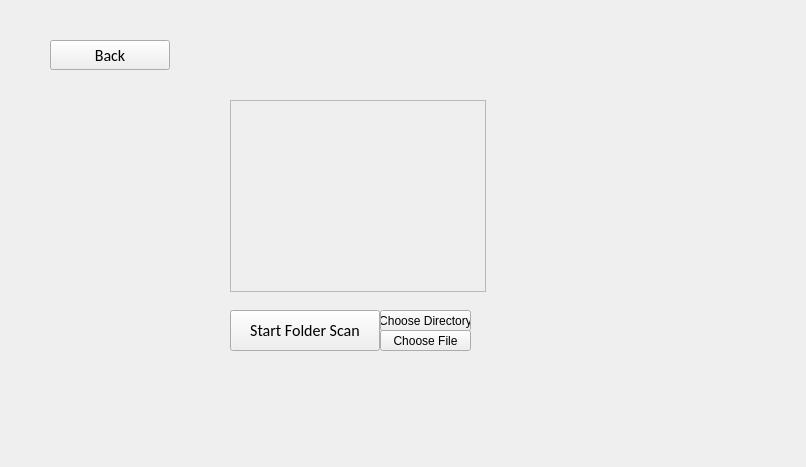
Qt form widget.ui (Daisy-Aguilar/Custodio) before a commit.
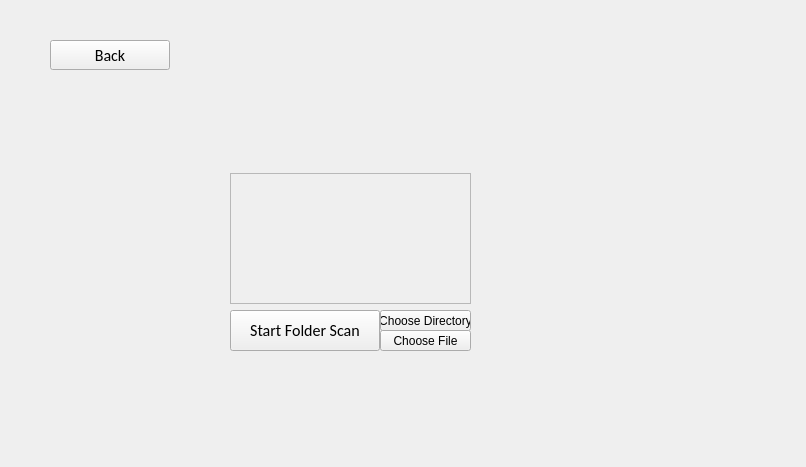
The same form after that commit.

Commit message: folder scanning done

Patch:
```diff
--- a/widget.ui
+++ b/widget.ui
@@ -314,13 +314,13 @@
       <string>Choose File</string>
      </property>
     </widget>
-    <widget class="QTextBrowser" name="textBrowser">
+    <widget class="QPlainTextEdit" name="folderScanBox">
      <property name="geometry">
       <rect>
        <x>210</x>
-       <y>90</y>
-       <width>256</width>
-       <height>192</height>
+       <y>163</y>
+       <width>241</width>
+       <height>131</height>
       </rect>
      </property>
     </widget>
```
The commit also changes 4 other files.
